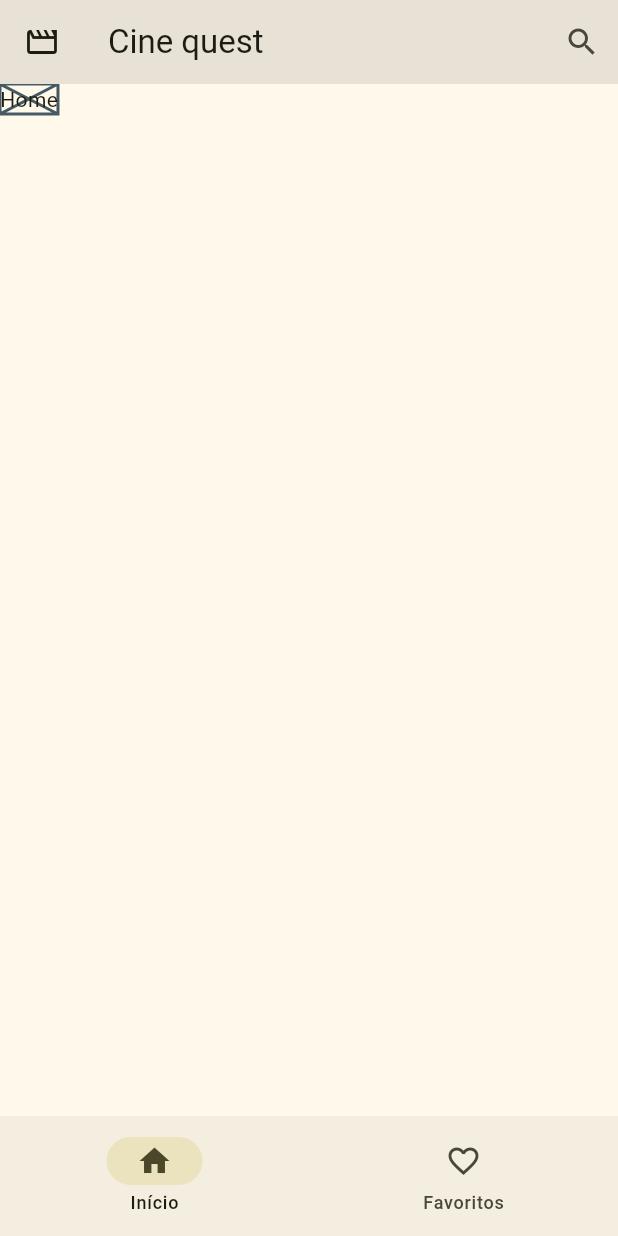
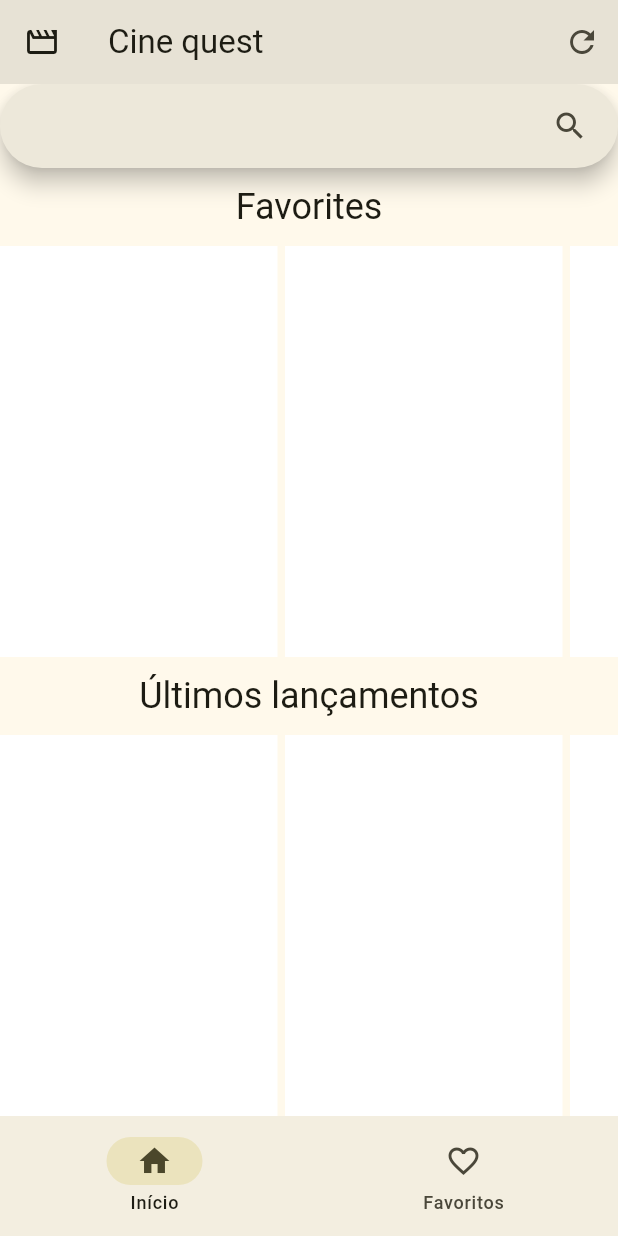
Before and after one commit to ElanDeyan/cine_quest_app, a Flutter app: the screen it shows after launch, on a phone screen of 412 x 824 dp. Run offline on Flutter 3.47's test engine with Material 3 defaults, Android fonts, the phone set to English and light mode, and no system bars; our stand-ins replace go_router.

Commit message:
feat: adds basic skeleton of home

```diff
--- /dev/null
+++ b/lib/helper/horizontal_scrollable_section.dart
@@ -0,0 +1,45 @@
+import 'package:flutter/material.dart';
+
+final class HorizontalScrollableSection extends StatelessWidget {
+  const HorizontalScrollableSection({
+    super.key,
+    this.header,
+    required this.items,
+    required this.verticalGap,
+    required this.itemBuilder,
+    required this.rowMaxHeight,
+  });
+
+  final Widget? header;
+  final List<Widget> items;
+  final double verticalGap;
+  final double rowMaxHeight;
+  final Widget? Function(BuildContext context, int index) itemBuilder;
+
+  @override
+  Widget build(BuildContext context) {
+    return Column(
+      mainAxisSize: MainAxisSize.min,
+      children: [
+        if (header != null) ...[
+          header!,
+          SizedBox(
+            height: verticalGap,
+          ),
+        ],
+        ConstrainedBox(
+          constraints: BoxConstraints(maxHeight: rowMaxHeight),
+          child: ListView.separated(
+            physics: const AlwaysScrollableScrollPhysics(),
+            scrollDirection: Axis.horizontal,
+            itemCount: items.length,
+            itemBuilder: itemBuilder,
+            separatorBuilder: (context, index) => const SizedBox(
+              width: 5.0,
+            ),
+          ),
+        ),
+      ],
+    );
+  }
+}
--- a/lib/routes/routes.dart
+++ b/lib/routes/routes.dart
@@ -1,12 +1,13 @@
 import 'package:cine_quest_app/routes/routes_constants.dart';
 import 'package:cine_quest_app/screens/destinations_data.dart';
 import 'package:cine_quest_app/screens/main_scaffold.dart';
+import 'package:cine_quest_app/screens/media_scaffold.dart';
 import 'package:flutter/material.dart';
 import 'package:go_router/go_router.dart';
 
 final routes = GoRouter(
-  errorBuilder: (context, state) => const Placeholder(
-    child: Text('Error page'),
+  errorBuilder: (context, state) => Placeholder(
+    child: Text(state.error?.message ?? ''),
   ),
   initialLocation: root,
   routes: <RouteBase>[
@@ -28,8 +29,8 @@ final routes = GoRouter(
     GoRoute(
       path: '${root}media/:id',
       name: 'media',
-      builder: (context, state) => Placeholder(
-        child: Text('Media page with ${state.pathParameters['id']} id.'),
+      builder: (context, state) => MediaScaffold(
+        mediaId: int.parse(state.pathParameters['id']!),
       ),
     ),
   ],
--- /dev/null
+++ b/lib/screens/home/home_body.dart
@@ -0,0 +1,67 @@
+import 'package:cine_quest_app/helper/horizontal_scrollable_section.dart';
+import 'package:flutter/material.dart';
+
+class HomeBody extends StatelessWidget {
+  const HomeBody({super.key});
+
+  @override
+  Widget build(BuildContext context) {
+    final sampleItems = List.generate(
+      50,
+      (index) => const ColoredBox(
+        color: Colors.white,
+        child: SizedBox(
+          width: 185,
+          height: 274,
+        ),
+      ),
+    );
+
+    return SingleChildScrollView(
+      physics: const AlwaysScrollableScrollPhysics(),
+      child: Column(
+        mainAxisSize: MainAxisSize.min,
+        children: [
+          SearchBar(
+            trailing: [
+              IconButton(
+                onPressed: () {},
+                icon: const Icon(Icons.search_outlined),
+              ),
+            ],
+          ),
+          const SizedBox(
+            height: 10.0,
+          ),
+          HorizontalScrollableSection(
+            header: Text(
+              'Favorites',
+              style: Theme.of(context).textTheme.headlineSmall,
+            ),
+            items: sampleItems,
+            verticalGap: 10,
+            rowMaxHeight: 274,
+            itemBuilder: (context, index) => sampleItems[index],
+          ),
+          const SizedBox(
+            height: 10,
+          ),
+          HorizontalScrollableSection(
+            header: Text(
+              'Últimos lançamentos',
+              style: Theme.of(context).textTheme.headlineSmall,
+            ),
+            items: sampleItems,
+            verticalGap: 10,
+            rowMaxHeight: 274,
+            itemBuilder: (context, index) => sampleItems[index],
+          ),
+          const Padding(
+            padding: EdgeInsets.all(8.0),
+            child: Text('Made with the watchmode API'),
+          ),
+        ],
+      ),
+    );
+  }
+}
--- a/lib/screens/main_scaffold.dart
+++ b/lib/screens/main_scaffold.dart
@@ -1,4 +1,5 @@
 import 'package:cine_quest_app/screens/destinations_data.dart';
+import 'package:cine_quest_app/screens/home/home_body.dart';
 import 'package:flutter/material.dart';
 
 class MainScaffold extends StatefulWidget {
@@ -25,9 +26,7 @@ class _MainScaffoldState extends State<MainScaffold> {
   }
 
   Widget get bodyContent => switch (_selectedIndex) {
-        0 => const Placeholder(
-            child: Text('Home'),
-          ),
+        0 => const HomeBody(),
         1 => const Placeholder(
             child: Text('Favorites'),
           ),
@@ -52,7 +51,10 @@ class _MainScaffoldState extends State<MainScaffold> {
         backgroundColor: Theme.of(context).colorScheme.surfaceContainerHighest,
         leading: const Icon(Icons.movie_creation_outlined),
         actions: [
-          IconButton(onPressed: () {}, icon: const Icon(Icons.search_outlined)),
+          IconButton(
+            onPressed: () {},
+            icon: const Icon(Icons.refresh_outlined),
+          ),
         ],
       ),
       body: !isCompactWindowSize
```
